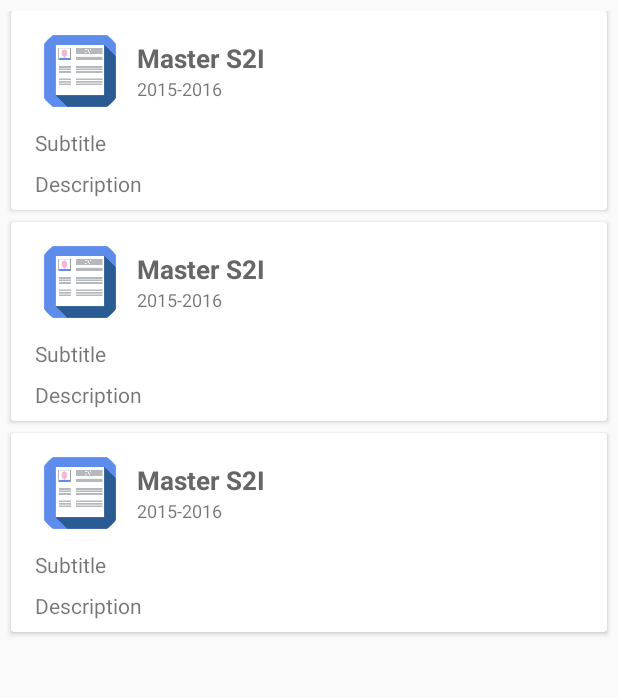
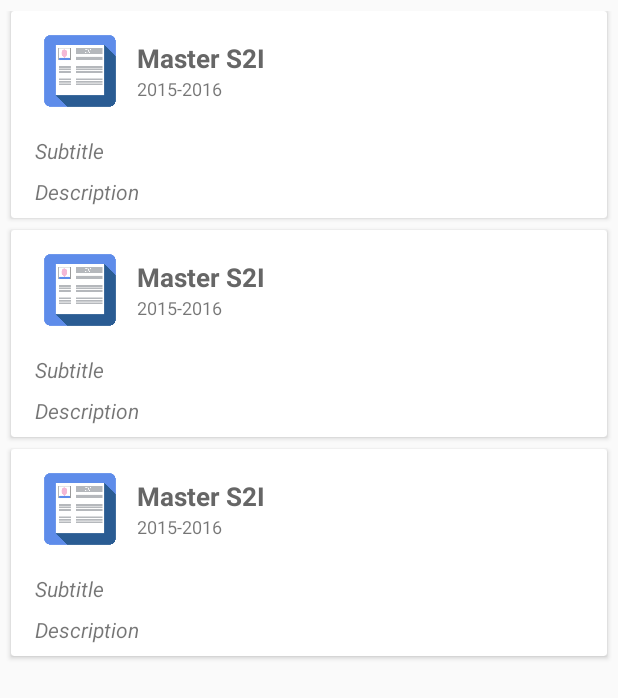
Before and after one commit to MaximeLignereux/cv, an Android app: the layout fragment_data_list.xml on its own in the app's theme, with its tools: preview values and no code run, on a phone screen of 412 x 824 dp. Shown: the top 698 px of the screen. Run offline under Robolectric (Android 15) with nearby library versions, the light colour scheme and no system bars.

Commit message:
Update data cardview

```diff
--- a/app/src/main/res/layout/fragment_data.xml
+++ b/app/src/main/res/layout/fragment_data.xml
@@ -18,8 +18,8 @@
             android:layout_height="wrap_content"
             android:layout_marginBottom="8dp">
 
-            <de.hdodenhof.circleimageview.CircleImageView
-                android:id="@+id/civ_image"
+            <ImageView
+                android:id="@+id/iv_image"
                 android:layout_marginTop="10dp"
                 android:layout_width="60dp"
                 android:layout_height="60dp"
@@ -54,19 +54,51 @@
             </LinearLayout>
         </LinearLayout>
 
+        <LinearLayout
+            android:layout_width="match_parent"
+            android:layout_height="match_parent"
+            android:orientation="horizontal"
+            android:paddingTop="5dp">
+
             <TextView
                 android:id="@+id/tv_subtitle"
+                android:layout_width="wrap_content"
+                android:layout_height="wrap_content"
+                android:layout_marginBottom="8dp"
+                android:fontFamily="sans-serif"
+                android:text="Subtitle"
+                android:textStyle="italic" />
+
+            <TextView
+                android:id="@+id/tv_subtitle_content"
                 android:layout_width="match_parent"
                 android:layout_height="wrap_content"
-            android:text="Subtitle"
-            android:layout_marginBottom="8dp"/>
+                android:layout_marginBottom="8dp" />
+
+        </LinearLayout>
+
+        <LinearLayout
+            android:layout_width="match_parent"
+            android:layout_height="match_parent"
+            android:orientation="horizontal">
 
             <TextView
                 android:id="@+id/tv_description"
+                android:layout_width="wrap_content"
+                android:layout_height="wrap_content"
+                android:layout_marginBottom="8dp"
+                android:text="Description"
+                android:textStyle="italic" />
+
+            <TextView
+                android:id="@+id/tv_description_content"
                 android:layout_width="match_parent"
                 android:layout_height="wrap_content"
-            android:text="Description"
-            android:layout_marginBottom="8dp"/>
+                android:layout_marginBottom="8dp" />
+        </LinearLayout>
+
+
+
 
 
     </LinearLayout>
```
Also changed, not shown: app/src/main/java/com/example/frup69513/cv/view/activity/MainActivity.java (+7 -7 lines), app/src/main/java/com/example/frup69513/cv/view/fragment/DataFragment.java (+19 -10 lines), app/src/main/java/com/example/frup69513/cv/view/fragment/SkillFragment.java (+15 -15 lines). Lines whose indentation alone changed are shown as unchanged.
